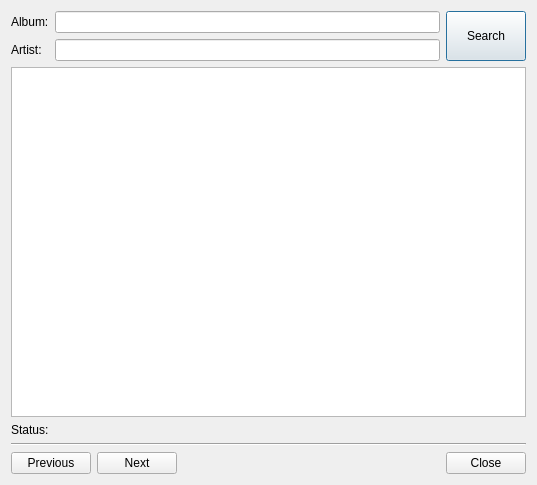
First picture: the form in src/dlgcoverartfetcher.ui, repository cardinot/mixxx, before the edit.
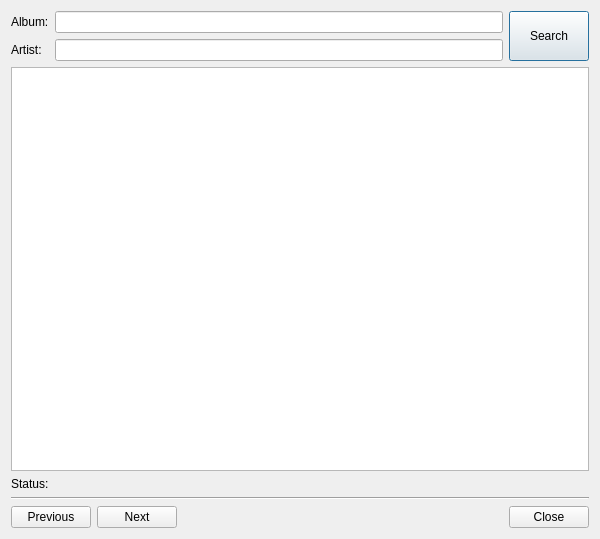
Second picture: the form after the edit.

Commit message: DlgCoverFetcher.UI - changing initial size to fit 5 columns + making it resizable

Patch:
```diff
--- a/src/dlgcoverartfetcher.ui
+++ b/src/dlgcoverartfetcher.ui
@@ -6,22 +6,16 @@
    <rect>
     <x>0</x>
     <y>0</y>
-    <width>535</width>
-    <height>485</height>
+    <width>600</width>
+    <height>539</height>
    </rect>
   </property>
   <property name="sizePolicy">
-   <sizepolicy hsizetype="Fixed" vsizetype="Preferred">
+   <sizepolicy hsizetype="MinimumExpanding" vsizetype="MinimumExpanding">
     <horstretch>0</horstretch>
     <verstretch>0</verstretch>
    </sizepolicy>
   </property>
-  <property name="maximumSize">
-   <size>
-    <width>535</width>
-    <height>16777215</height>
-   </size>
-  </property>
   <property name="windowTitle">
    <string>Search Cover Art</string>
   </property>
@@ -77,22 +71,10 @@
      </item>
      <item row="2" column="0" colspan="3">
       <widget class="QListWidget" name="coverView">
-       <property name="sizePolicy">
-        <sizepolicy hsizetype="Minimum" vsizetype="Expanding">
-         <horstretch>0</horstretch>
-         <verstretch>0</verstretch>
-        </sizepolicy>
-       </property>
        <property name="minimumSize">
         <size>
-         <width>515</width>
-         <height>0</height>
-        </size>
-       </property>
-       <property name="maximumSize">
-        <size>
-         <width>520</width>
-         <height>16777215</height>
+         <width>400</width>
+         <height>400</height>
         </size>
        </property>
        <property name="horizontalScrollBarPolicy">
```
